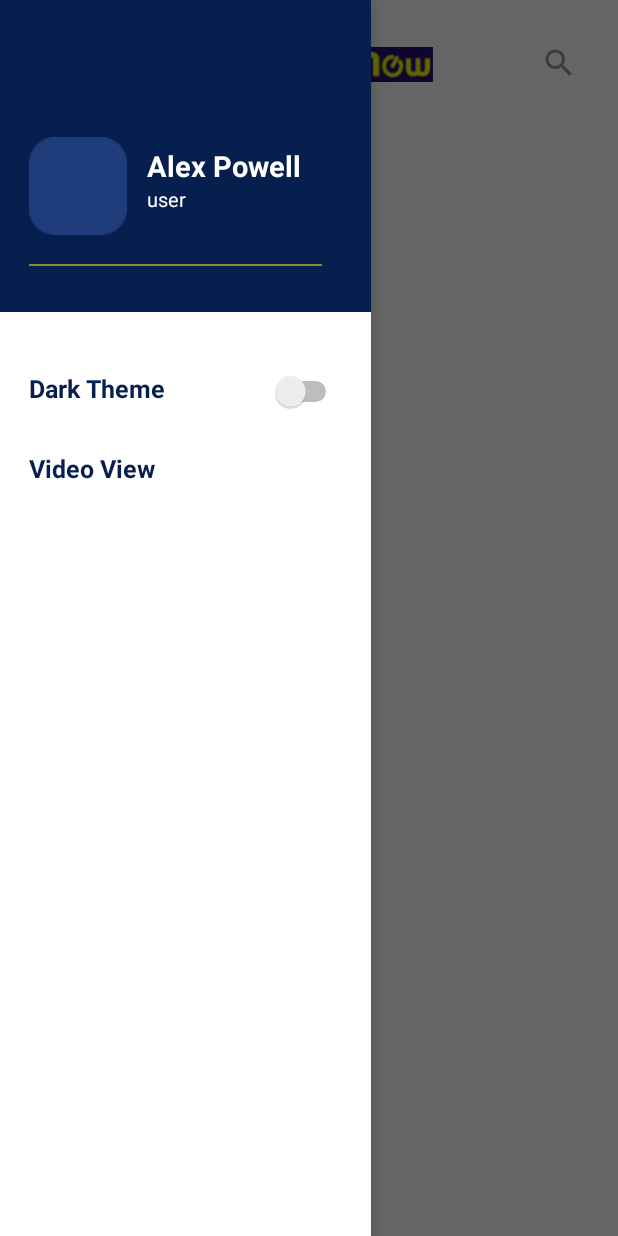
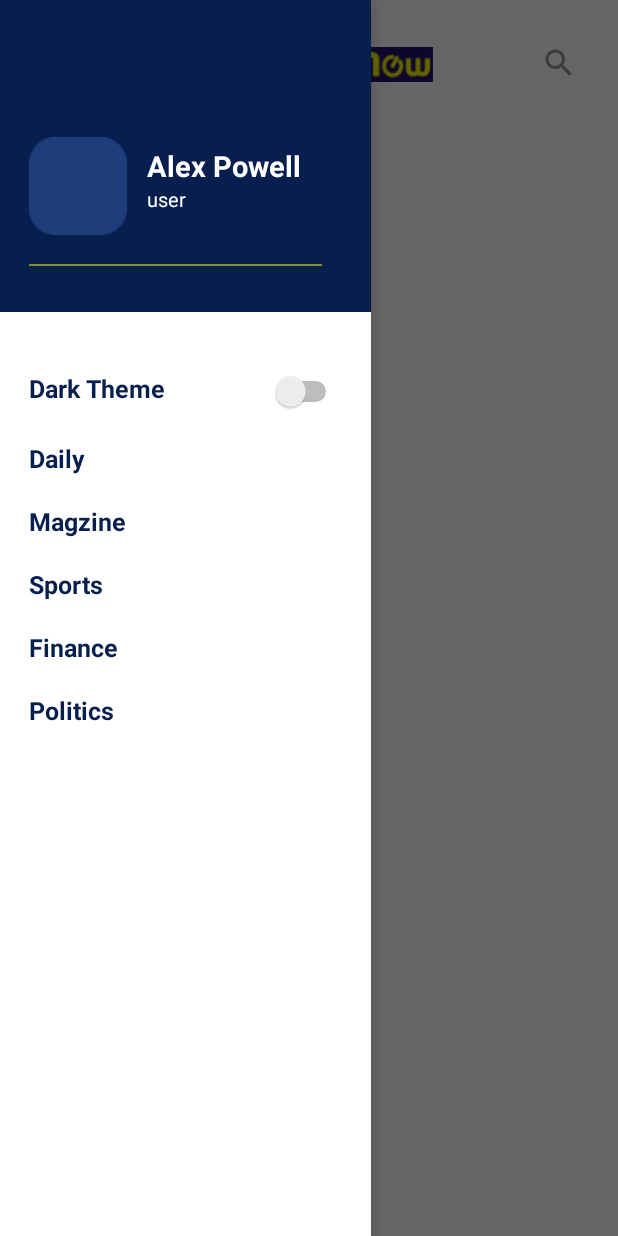
Before and after one commit to haiderSultan502/LiveNewsNow, an Android app: the screen it shows after launch (MainActivity), with the side drawer open, on a phone screen of 412 x 824 dp. Run offline under Robolectric (Android 15) with nearby library versions, the phone set to English and light mode, and no system bars; our stand-ins replace Picasso, sdp/ssp sizes; libraries missing offline, so code that uses them is left out: com.ogaclejapan.smarttablayout; plain views replace SmartTabLayout; pictures from the network do not load; 4 statements that could not run were skipped.

Commit message:
create  seperate  live channel fragment and connnect it with activity  live news player

```diff
--- a/app/src/main/AndroidManifest.xml
+++ b/app/src/main/AndroidManifest.xml
@@ -10,6 +10,9 @@
         android:label="@string/app_name"
         android:roundIcon="@mipmap/ic_launcher_round"
         android:supportsRtl="true"
+
+        android:usesCleartextTraffic="true"
+
         android:theme="@style/Theme.LiveNewsNow">
         <activity android:name=".LiveNewsChannels"
             android:configChanges="keyboard|keyboardHidden|orientation|screenSize|screenLayout|smallestScreenSize|uiMode"></activity>
--- a/app/src/main/java/com/webscare/livenewsnow/MainActivity.java
+++ b/app/src/main/java/com/webscare/livenewsnow/MainActivity.java
@@ -21,10 +21,12 @@ import android.widget.Switch;
 import android.widget.TextView;
 
 import com.ogaclejapan.smarttablayout.SmartTabLayout;
+import com.webscare.livenewsnow.ModelsClasses.LiveChannelsModel;
 import com.webscare.livenewsnow.fragments.AmericanFragment;
 import com.webscare.livenewsnow.fragments.BusinessFragment;
 import com.webscare.livenewsnow.fragments.HomeFragment;
 import com.webscare.livenewsnow.adapters.ViewPagerAdapter;
+import com.webscare.livenewsnow.fragments.LiveFragment;
 import com.webscare.livenewsnow.fragments.SearchFragment;
 import com.webscare.livenewsnow.fragments.UpdatesFragment;
 
@@ -44,6 +46,7 @@ public class MainActivity extends AppCompatActivity implements View.OnClickListe
     public static int fragmentsCount;
     public static LinearLayout lootieAnimaationLayout;
     String searchPostKeyword;
+    public static LiveChannelsModel liveChannelsModel = new LiveChannelsModel();
 
 
     @Override
@@ -60,7 +63,6 @@ public class MainActivity extends AppCompatActivity implements View.OnClickListe
         switchDt = findViewById(R.id.switch_dt);
         searchView = findViewById(R.id.search_view);
         btnFilter = findViewById(R.id.btn_filter_parent);
-        tvVideoPlayer = findViewById(R.id.tv_video_player);
         tabLayout = findViewById(R.id.tabs);
         viewPager = findViewById(R.id.view_pager);
         viewPager.setOffscreenPageLimit(9);  // system keep 9 page instances on both sides of the current page in memory  // its save the page in memory so when move back then page not reload otherwise page load again, and the param value in function represent how much pages save in memory
@@ -75,7 +77,6 @@ public class MainActivity extends AppCompatActivity implements View.OnClickListe
         btnDrawer.setOnClickListener(this);
         switchDt.setOnClickListener(this);
         btnFilter.setOnClickListener(this);
-        tvVideoPlayer.setOnClickListener(this);
 
         searchView.setOnQueryTextListener(new SearchView.OnQueryTextListener() {
             @Override
@@ -176,9 +177,9 @@ public class MainActivity extends AppCompatActivity implements View.OnClickListe
     private void addTabs(ViewPager viewPager) {
         ViewPagerAdapter adapter = new ViewPagerAdapter(getSupportFragmentManager(), FragmentPagerAdapter.BEHAVIOR_RESUME_ONLY_CURRENT_FRAGMENT );
         adapter.addFrag(new HomeFragment(), "HOME");
-        adapter.addFrag(new AmericanFragment(), "AMERICAN");
-        adapter.addFrag(new UpdatesFragment(), "UPDATES");
+        adapter.addFrag(new AmericanFragment(), "HEALTH");
         adapter.addFrag(new BusinessFragment(), "BUSINESS");
+        adapter.addFrag(new LiveFragment(MainActivity.this), "LIVE");
 //        adapter.addFrag(new AmericanFragment(), "DAILY");
 //        adapter.addFrag(new AmericanFragment(), "MAGAZINE");
 //        adapter.addFrag(new AmericanFragment(), "SPORTS");
@@ -229,15 +230,6 @@ public class MainActivity extends AppCompatActivity implements View.OnClickListe
                     AppCompatDelegate.setDefaultNightMode(AppCompatDelegate.MODE_NIGHT_NO);
                 }
                 break;
-            case R.id.tv_video_player:
-//                getSupportFragmentManager().beginTransaction()
-//                        .replace(R.id.frame_layout_parent, videoPlayerFragment).addToBackStack(null)
-//                        .commit();
-
-                Intent intent = new Intent(this, LiveNewsChannels.class);
-                startActivity(intent);
-                drawerLayout.closeDrawers();
-                break;
         }
 
     }
--- /dev/null
+++ b/app/src/main/java/com/webscare/livenewsnow/fragments/LiveFragment.java
@@ -0,0 +1,137 @@
+package com.webscare.livenewsnow.fragments;
+
+import android.content.Context;
+import android.content.Intent;
+import android.os.Bundle;
+import android.view.LayoutInflater;
+import android.view.View;
+import android.view.ViewGroup;
+
+import androidx.annotation.NonNull;
+import androidx.annotation.Nullable;
+import androidx.fragment.app.Fragment;
+import androidx.recyclerview.widget.GridLayoutManager;
+import androidx.recyclerview.widget.LinearLayoutManager;
+import androidx.recyclerview.widget.RecyclerView;
+
+import com.webscare.livenewsnow.Interface.InterfaceApi;
+import com.webscare.livenewsnow.LiveNewsChannels;
+import com.webscare.livenewsnow.MainActivity;
+import com.webscare.livenewsnow.ModelsClasses.LiveChannelsModel;
+import com.webscare.livenewsnow.R;
+import com.webscare.livenewsnow.RetrofitLibrary;
+import com.webscare.livenewsnow.adapters.LiveChannelAdapter;
+
+import retrofit2.Call;
+import retrofit2.Callback;
+import retrofit2.Response;
+
+public class LiveFragment extends Fragment {
+
+    View view;
+    RecyclerView rvLiveItemGridview;
+    GridLayoutManager gridLayoutManager;
+
+    InterfaceApi interfaceApi;
+    Call<LiveChannelsModel> callForLiveChannels;
+
+    String channelTitle,streamingLink;
+    static Context context;
+
+    public LiveFragment(){
+
+    }
+
+    public LiveFragment(Context context) {
+
+        this.context= context;
+
+    }
+
+    @Override
+    public void onCreate(@Nullable Bundle savedInstanceState) {
+        super.onCreate(savedInstanceState);
+    }
+
+    @Nullable
+    @Override
+    public View onCreateView(@NonNull LayoutInflater inflater, @Nullable ViewGroup container, @Nullable Bundle savedInstanceState) {
+
+        view = inflater.inflate(R.layout.fragment_live, container, false);
+
+//        Log.d("call","all");
+
+        initializeView();
+        showDataInView();
+        return view;
+
+    }
+
+    private void showDataInView() {
+
+        getLiveNewsChannels("https://app.newslive.com/newslive/api/");
+
+
+
+//        NewsItemAdapter newsItemAdapterTopHr = new NewsItemAdapter(getActivity(),"rvTopHorizontally");
+//        rvNewsHorizontally.setAdapter(newsItemAdapterTopHr);
+
+    }
+
+    public void getLiveNewsChannels(String url)
+    {
+
+        try {
+            interfaceApi = RetrofitLibrary.connect(url);
+            callForLiveChannels = interfaceApi.getLiveChannels();
+            callForLiveChannels.enqueue(new Callback<LiveChannelsModel>() {
+                @Override
+                public void onResponse(Call<LiveChannelsModel> call, Response<LiveChannelsModel> response) {
+                    if (!response.isSuccessful())
+                    {
+
+                    }
+
+                    MainActivity.liveChannelsModel = response.body();
+
+                    LiveChannelAdapter liveChannelsAdapter = new LiveChannelAdapter(getActivity(),MainActivity.liveChannelsModel);
+                    rvLiveItemGridview.setAdapter(liveChannelsAdapter);
+                    liveChannelsAdapter.setOnItemClickListener(new LiveChannelAdapter.onRecyclerViewItemClickListener() {
+                        @Override
+                        public void onItemClickListener(View view, int position) {
+                            Intent intent = new Intent(context, LiveNewsChannels.class);
+                            intent.putExtra("position", position);
+                            context.startActivity(intent);
+                        }
+                    });
+
+
+
+                }
+
+                @Override
+                public void onFailure(Call<LiveChannelsModel> call, Throwable t) {
+                }
+            });
+        }
+        catch (Exception e)
+        {
+        }
+
+    }
+
+    private void initializeView() {
+
+        rvLiveItemGridview=view.findViewById(R.id.rv_live_item_gridview);
+
+        setGridRv();
+
+    }
+
+    private void setGridRv() {
+
+        gridLayoutManager = new GridLayoutManager(getActivity(),3);
+        gridLayoutManager.setOrientation(LinearLayoutManager.VERTICAL);
+        rvLiveItemGridview.setLayoutManager(gridLayoutManager);
+    }
+}
--- a/app/src/main/java/com/webscare/livenewsnow/fragments/PostWebpageFragment.java
+++ b/app/src/main/java/com/webscare/livenewsnow/fragments/PostWebpageFragment.java
@@ -4,16 +4,14 @@ import android.content.Intent;
 import android.net.Uri;
 import android.os.AsyncTask;
 import android.os.Bundle;
-import android.provider.DocumentsContract;
+import android.util.Log;
 import android.view.LayoutInflater;
 import android.view.View;
 import android.view.ViewGroup;
 import android.webkit.WebSettings;
 import android.webkit.WebView;
 import android.webkit.WebViewClient;
-import android.widget.Button;
 import android.widget.ImageView;
-import android.widget.LinearLayout;
 
 import androidx.annotation.NonNull;
 import androidx.annotation.Nullable;
@@ -34,10 +32,10 @@ public class PostWebpageFragment extends Fragment {
     WebView webView;
     ImageView imageNewsHome,imvBookMark,imvShare;
 
-    Document document = null;
+    static Document document = null;
 
     Bundle bundle;
-    static String newsUrl,newsThumbnail;
+    String newsUrl,newsThumbnail;
 
     @Override
     public void onCreate(@Nullable Bundle savedInstanceState) {
@@ -70,7 +68,7 @@ public class PostWebpageFragment extends Fragment {
         webSettings.setJavaScriptEnabled(true);
 
         MainActivity.animationShow();
-
+//
         getBundleValues();
     }
 
@@ -109,11 +107,13 @@ public class PostWebpageFragment extends Fragment {
         private void removeViews() {
 
             try {
+
                 document = Jsoup.connect(newsUrl).get();
 
                 document.getElementsByClass("td-header-menu-wrap").remove();
                 document.getElementsByClass("td-footer-container").remove();
                 document.getElementsByClass("td-sub-footer-container").remove();
+                document.getElementsByClass("td-modal-image").remove();
 //                document.getElementsByClass("td-sub-footer-container td-container td-container-border").remove();
 
             } catch (IOException e) {
@@ -140,28 +140,32 @@ public class PostWebpageFragment extends Fragment {
 
             MainActivity.animationHide();
 
+        }
 
 
+//
 
     }
 
     private class MyWebViewClient extends WebViewClient {
         @Override
         public boolean shouldOverrideUrlLoading(WebView view, String url) {
-                if ("www.livenewsnow.com".equals(Uri.parse(url).getHost())) {
+//            if ("www.livenewsnow.com".equals(Uri.parse(url).getHost())) {
                 // This is my website, so do not override; let my WebView load the page
 
-                    return false;
-                }
+//                Log.d("newsUrl",  url);
+//                newsUrl = url;
+//                new MyAsynTask().execute();
+
+//                return false;
+//            }
+
             // Otherwise, the link is not for a page on my site, so launch another Activity that handles URLs
             Intent intent = new Intent(Intent.ACTION_VIEW, Uri.parse(url));
             startActivity(intent);
             return true;
         }
     }
-//
-
-    }
 
 
 }
--- a/app/src/main/res/layout/navigation_bottom_menu.xml
+++ b/app/src/main/res/layout/navigation_bottom_menu.xml
@@ -40,14 +40,54 @@
 
 </RelativeLayout>
 
+<!--        <TextView-->
+<!--            android:id="@+id/tv_video_player"-->
+<!--            android:layout_width="wrap_content"-->
+<!--            android:layout_height="wrap_content"-->
+<!--            android:text="Video View"-->
+<!--            android:textColor="#071f4f"-->
+<!--            android:textSize="@dimen/_13sdp"-->
+<!--            android:textStyle="bold"-->
+<!--            android:layout_marginTop="@dimen/_20sdp"></TextView>-->
         <TextView
-            android:id="@+id/tv_video_player"
             android:layout_width="wrap_content"
             android:layout_height="wrap_content"
-            android:text="Video View"
+            android:text="Daily"
             android:textColor="#071f4f"
             android:textSize="@dimen/_13sdp"
             android:textStyle="bold"
-            android:layout_marginTop="@dimen/_20sdp"></TextView>
+            android:layout_marginTop="@dimen/_15sdp"></TextView>
+        <TextView
+            android:layout_width="wrap_content"
+            android:layout_height="wrap_content"
+            android:text="Magzine"
+            android:textColor="#071f4f"
+            android:textSize="@dimen/_13sdp"
+            android:textStyle="bold"
+            android:layout_marginTop="@dimen/_15sdp"></TextView>
+        <TextView
+            android:layout_width="wrap_content"
+            android:layout_height="wrap_content"
+            android:text="Sports"
+            android:textColor="#071f4f"
+            android:textSize="@dimen/_13sdp"
+            android:textStyle="bold"
+            android:layout_marginTop="@dimen/_15sdp"></TextView>
+        <TextView
+            android:layout_width="wrap_content"
+            android:layout_height="wrap_content"
+            android:text="Finance"
+            android:textColor="#071f4f"
+            android:textSize="@dimen/_13sdp"
+            android:textStyle="bold"
+            android:layout_marginTop="@dimen/_15sdp"></TextView>
+        <TextView
+            android:layout_width="wrap_content"
+            android:layout_height="wrap_content"
+            android:text="Politics"
+            android:textColor="#071f4f"
+            android:textSize="@dimen/_13sdp"
+            android:textStyle="bold"
+            android:layout_marginTop="@dimen/_15sdp"></TextView>
 
 </LinearLayout>
```
Also changed, not shown: app/src/main/java/com/webscare/livenewsnow/LiveNewsChannels.java (+61 -49 lines), app/src/main/java/com/webscare/livenewsnow/adapters/LiveChannelAdapter.java (added, +102 -0 lines), app/src/main/java/com/webscare/livenewsnow/fragments/HomeFragment.java (+10 -4 lines), app/src/main/res/layout/activity_live_news_channels.xml (+30 -15 lines), app/src/main/res/layout/fragment_live.xml (added, +47 -0 lines), app/src/main/res/layout/live_channel_item.xml (added, +20 -0 lines). Lines whose indentation alone changed are shown as unchanged.
